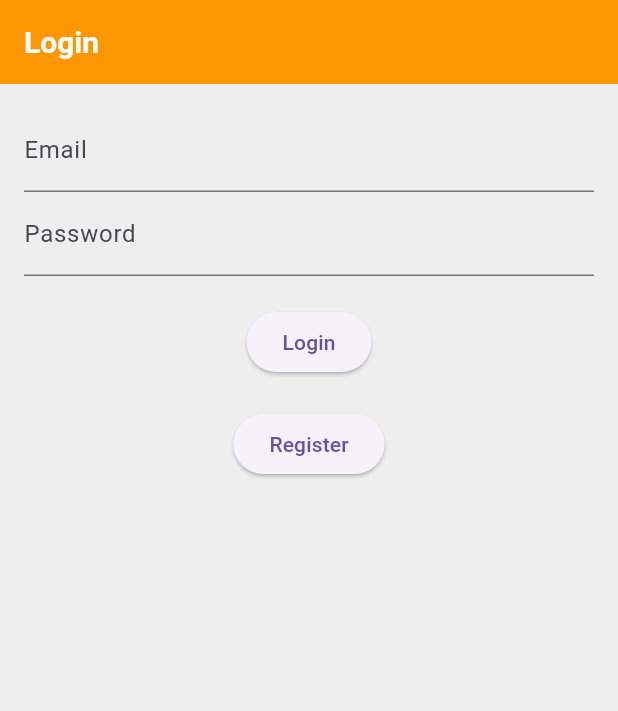
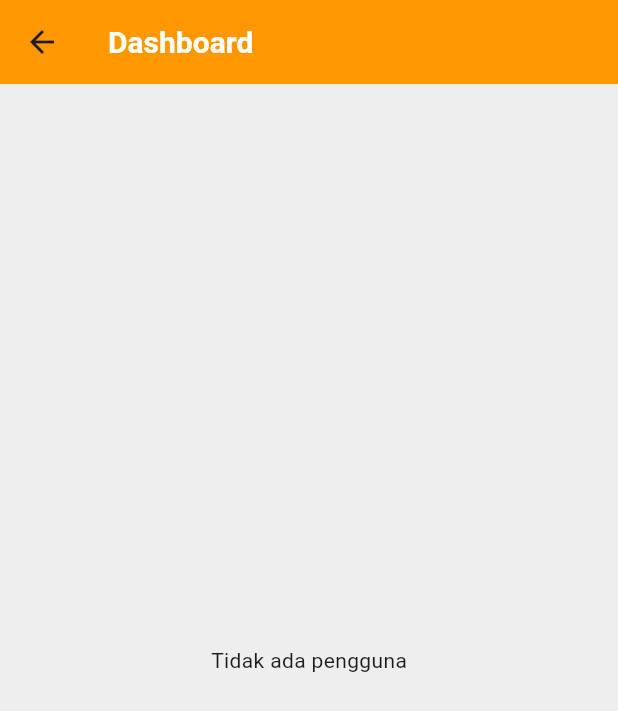
Before and after one commit to DhamarPutra/Mobile_P3, a Flutter app: the screen it shows after launch, after a tap on "Login", on a phone screen of 412 x 824 dp. Shown: the top 711 px of the screen. Run offline on Flutter 3.47's test engine with Material 3 defaults, Android fonts, the phone set to English and light mode, and no system bars; network calls fail.

Commit message:
Update Dashboard

```diff
--- a/lib/main.dart
+++ b/lib/main.dart
@@ -1,4 +1,5 @@
 import 'package:flutter/material.dart';
+import 'package:mobile_p3/screens/dashboard_screen.dart';
 import 'screens/login_screen.dart';
 import 'screens/register_screen.dart';
 import 'theme.dart';
@@ -17,6 +18,7 @@ class MyApp extends StatelessWidget {
       routes: {
         '/login': (context) => LoginScreen(),
         '/register': (context) => RegisterScreen(),
+        '/dashboard': (context) => DashboardScreen(),
       },
     );
   }
--- /dev/null
+++ b/lib/screens/dashboard_screen.dart
@@ -0,0 +1,60 @@
+import 'package:flutter/material.dart';
+import '../services/api_service.dart';
+
+class DashboardScreen extends StatefulWidget {
+  @override
+  _DashboardScreenState createState() => _DashboardScreenState();
+}
+
+class _DashboardScreenState extends State<DashboardScreen> {
+  List<dynamic> users = [];
+  bool isLoading = true;
+
+  @override
+  void initState() {
+    super.initState();
+    fetchUsers();
+  }
+
+  Future<void> fetchUsers() async {
+    try {
+      List<dynamic> data = await ApiService.get_user();
+      setState(() {
+        users = data;
+        isLoading = false;
+      });
+    } catch (e) {
+      setState(() {
+        isLoading = false;
+      });
+      print("Error: $e");
+    }
+  }
+
+  @override
+  Widget build(BuildContext context) {
+    return Scaffold(
+      appBar: AppBar(title: Text("Dashboard")),
+      body:
+          isLoading
+              ? Center(child: CircularProgressIndicator())
+              : users.isEmpty
+              ? Center(child: Text("Tidak ada pengguna"))
+              : ListView.builder(
+                itemCount: users.length,
+                itemBuilder: (context, index) {
+                  return Card(
+                    margin: EdgeInsets.symmetric(vertical: 8, horizontal: 16),
+                    child: ListTile(
+                      leading: CircleAvatar(
+                        child: Text(users[index]['name'][0]),
+                      ),
+                      title: Text(users[index]['name']),
+                      subtitle: Text(users[index]['email']),
+                    ),
+                  );
+                },
+              ),
+    );
+  }
+}
--- a/lib/screens/login_screen.dart
+++ b/lib/screens/login_screen.dart
@@ -38,7 +38,12 @@ class _LoginScreenState extends State<LoginScreen> {
               obscureText: true,
             ),
             SizedBox(height: 20),
-            ElevatedButton(onPressed: login, child: Text("Login")),
+            ElevatedButton(
+              onPressed: () {
+                Navigator.pushNamed(context, '/dashboard');
+              },
+              child: Text("Login"),
+            ),
             SizedBox(height: 20),
             ElevatedButton(
               onPressed: () {
--- a/lib/services/api_service.dart
+++ b/lib/services/api_service.dart
@@ -28,4 +28,14 @@ class ApiService {
 
     return jsonDecode(response.body);
   }
+
+  static Future<List<dynamic>> get_user() async {
+    final response = await http.get(Uri.parse("$_baseUrl/get_users.php"));
+
+    if (response.statusCode == 200) {
+      return json.decode(response.body);
+    } else {
+      throw Exception("Gagal mengambil data pengguna");
+    }
+  }
 }
```
